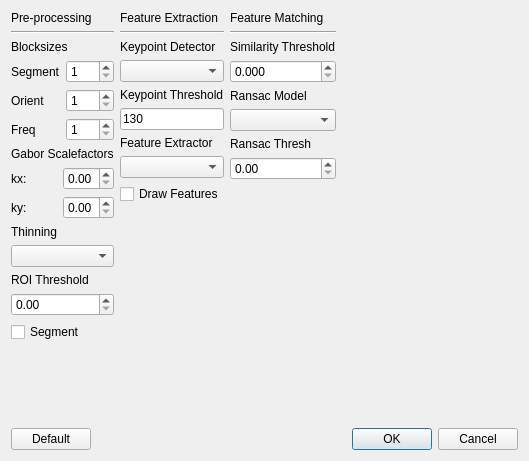
The window that Proyecto-Final/configdialog.ui (nlandau91/Proyecto-Final) describes before a commit, drawn with Qt 5.
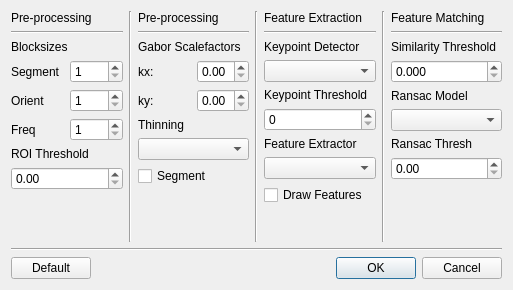
The same window after the commit.

```diff
--- a/Proyecto-Final/configdialog.ui
+++ b/Proyecto-Final/configdialog.ui
@@ -6,8 +6,8 @@
    <rect>
     <x>0</x>
     <y>0</y>
-    <width>529</width>
-    <height>461</height>
+    <width>513</width>
+    <height>290</height>
    </rect>
   </property>
   <property name="windowTitle">
@@ -103,6 +103,61 @@
         </layout>
        </item>
        <item>
+        <widget class="QLabel" name="label_11">
+         <property name="text">
+          <string>ROI Threshold</string>
+         </property>
+        </widget>
+       </item>
+       <item>
+        <widget class="QDoubleSpinBox" name="doubleSpinBox_roi">
+         <property name="maximum">
+          <double>1.000000000000000</double>
+         </property>
+         <property name="singleStep">
+          <double>0.010000000000000</double>
+         </property>
+        </widget>
+       </item>
+       <item>
+        <spacer name="verticalSpacer">
+         <property name="orientation">
+          <enum>Qt::Vertical</enum>
+         </property>
+         <property name="sizeHint" stdset="0">
+          <size>
+           <width>20</width>
+           <height>40</height>
+          </size>
+         </property>
+        </spacer>
+       </item>
+      </layout>
+     </item>
+     <item>
+      <widget class="Line" name="line_8">
+       <property name="orientation">
+        <enum>Qt::Vertical</enum>
+       </property>
+      </widget>
+     </item>
+     <item>
+      <layout class="QVBoxLayout" name="verticalLayout_3">
+       <item>
+        <widget class="QLabel" name="label_13">
+         <property name="text">
+          <string>Pre-processing</string>
+         </property>
+        </widget>
+       </item>
+       <item>
+        <widget class="Line" name="line_4">
+         <property name="orientation">
+          <enum>Qt::Horizontal</enum>
+         </property>
+        </widget>
+       </item>
+       <item>
         <widget class="QLabel" name="label">
          <property name="text">
           <string>Gabor Scalefactors</string>
@@ -161,23 +216,6 @@
        <item>
         <widget class="QComboBox" name="comboBox_thi"/>
        </item>
-       <item>
-        <widget class="QLabel" name="label_11">
-         <property name="text">
-          <string>ROI Threshold</string>
-         </property>
-        </widget>
-       </item>
-       <item>
-        <widget class="QDoubleSpinBox" name="doubleSpinBox_roi">
-         <property name="maximum">
-          <double>1.000000000000000</double>
-         </property>
-         <property name="singleStep">
-          <double>0.010000000000000</double>
-         </property>
-        </widget>
-       </item>
        <item>
         <widget class="QCheckBox" name="checkBox_seg">
          <property name="text">
@@ -185,19 +223,6 @@
          </property>
         </widget>
        </item>
-       <item>
-        <spacer name="verticalSpacer_4">
-         <property name="orientation">
-          <enum>Qt::Vertical</enum>
-         </property>
-         <property name="sizeHint" stdset="0">
-          <size>
-           <width>20</width>
-           <height>40</height>
-          </size>
-         </property>
-        </spacer>
-       </item>
        <item>
         <spacer name="verticalSpacer_2">
          <property name="orientation">
@@ -213,6 +238,13 @@
        </item>
       </layout>
      </item>
+     <item>
+      <widget class="Line" name="line_5">
+       <property name="orientation">
+        <enum>Qt::Vertical</enum>
+       </property>
+      </widget>
+     </item>
      <item>
       <layout class="QVBoxLayout" name="verticalLayout_2">
        <item>
@@ -256,15 +288,9 @@
         </widget>
        </item>
        <item>
-        <widget class="QLineEdit" name="lineEdit_thresh">
-         <property name="sizePolicy">
-          <sizepolicy hsizetype="Ignored" vsizetype="Fixed">
-           <horstretch>0</horstretch>
-           <verstretch>0</verstretch>
-          </sizepolicy>
-         </property>
-         <property name="text">
-          <string>130</string>
+        <widget class="QSpinBox" name="spinBox_kpThresh">
+         <property name="maximum">
+          <number>999</number>
          </property>
         </widget>
        </item>
@@ -286,7 +312,7 @@
         </widget>
        </item>
        <item>
-        <spacer name="verticalSpacer">
+        <spacer name="verticalSpacer_3">
          <property name="orientation">
           <enum>Qt::Vertical</enum>
          </property>
@@ -300,6 +326,13 @@
        </item>
       </layout>
      </item>
+     <item>
+      <widget class="Line" name="line_6">
+       <property name="orientation">
+        <enum>Qt::Vertical</enum>
+       </property>
+      </widget>
+     </item>
      <item>
       <layout class="QVBoxLayout" name="verticalLayout_4">
        <item>
@@ -357,7 +390,7 @@
         <widget class="QDoubleSpinBox" name="doubleSpinBox_ransac"/>
        </item>
        <item>
-        <spacer name="verticalSpacer_3">
+        <spacer name="verticalSpacer_4">
          <property name="orientation">
           <enum>Qt::Vertical</enum>
          </property>
@@ -371,39 +404,9 @@
        </item>
       </layout>
      </item>
-     <item>
-      <layout class="QVBoxLayout" name="verticalLayout_3">
-       <item>
-        <spacer name="verticalSpacer_5">
-         <property name="orientation">
-          <enum>Qt::Vertical</enum>
-         </property>
-         <property name="sizeHint" stdset="0">
-          <size>
-           <width>20</width>
-           <height>40</height>
-          </size>
-         </property>
-        </spacer>
-       </item>
-      </layout>
-     </item>
-     <item>
-      <spacer name="horizontalSpacer">
-       <property name="orientation">
-        <enum>Qt::Horizontal</enum>
-       </property>
-       <property name="sizeHint" stdset="0">
-        <size>
-         <width>40</width>
-         <height>20</height>
-        </size>
-       </property>
-      </spacer>
-     </item>
     </layout>
    </item>
-   <item row="1" column="0">
+   <item row="2" column="0">
     <layout class="QHBoxLayout" name="horizontalLayout_7">
      <item>
       <widget class="QPushButton" name="btn_default">
@@ -424,6 +427,13 @@
      </item>
     </layout>
    </item>
+   <item row="1" column="0">
+    <widget class="Line" name="line_7">
+     <property name="orientation">
+      <enum>Qt::Horizontal</enum>
+     </property>
+    </widget>
+   </item>
   </layout>
  </widget>
  <resources/>
```
